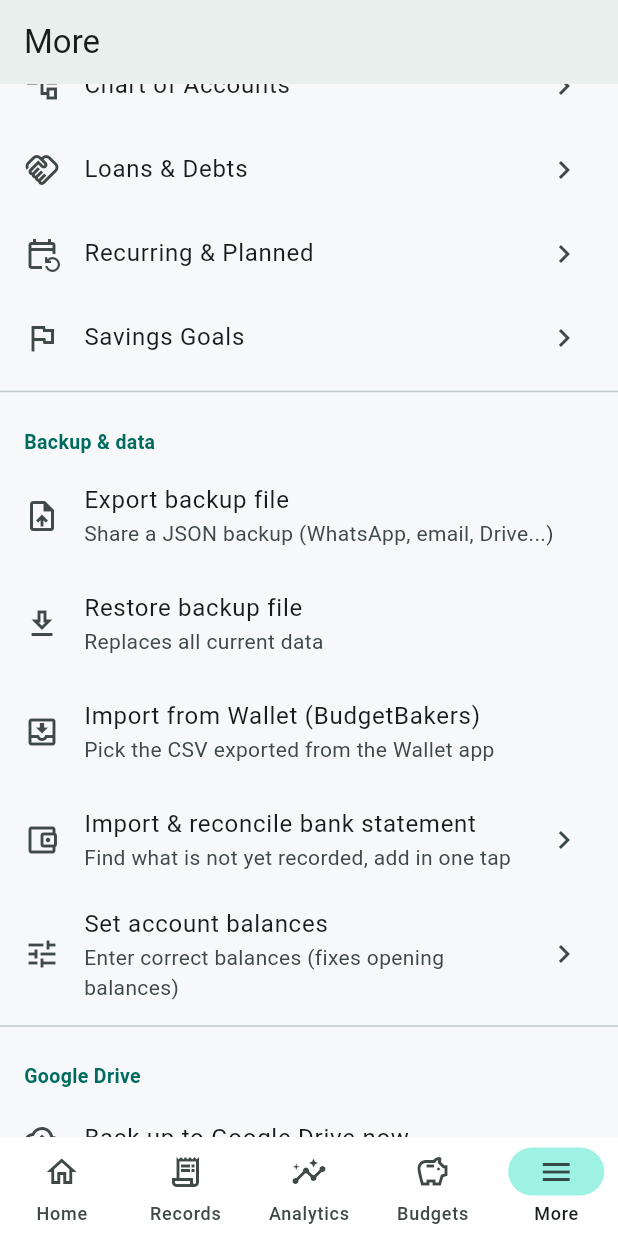
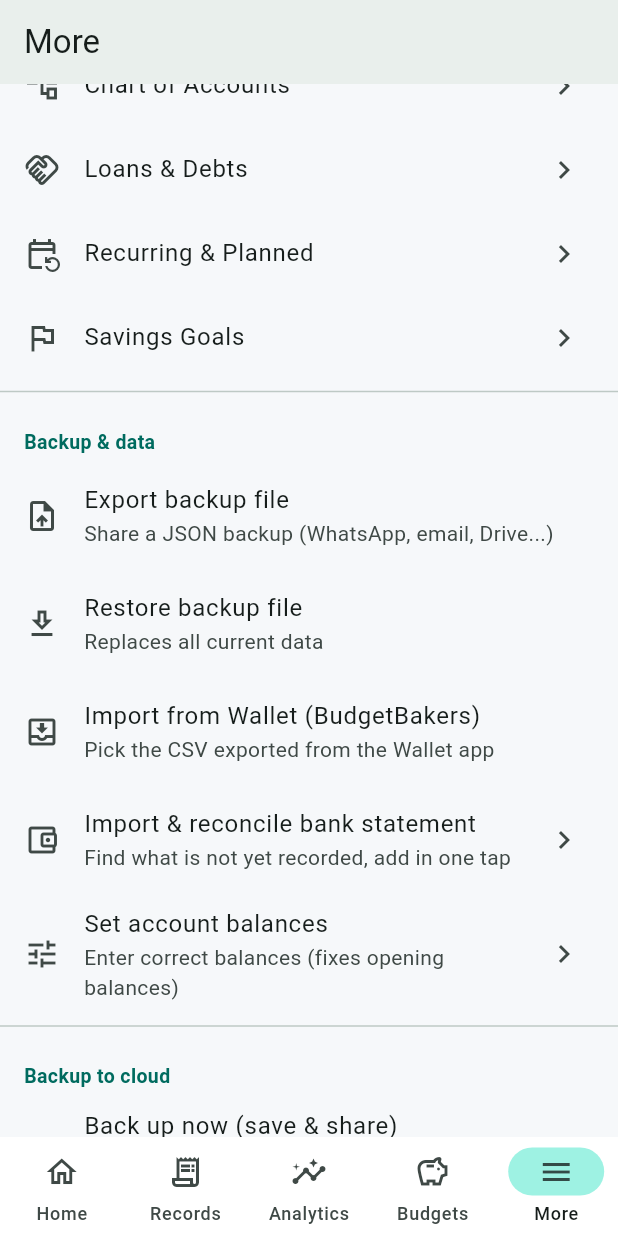
Before and after one commit to huzaifa25081989/wallet-pro, a Flutter app: the screen it shows after launch, item 5 of the bottom bar chosen, scrolled down 576 dp, after a tap on "Import from Wallet (BudgetBakers)", on a phone screen of 412 x 824 dp. Run offline on Flutter 3.47's test engine with Material 3 defaults, Android fonts, the phone set to English and light mode, and no system bars; our stand-ins replace csv, file_picker, fl_chart, flutter_colorpicker, google_sign_in, open_filex and 6 more; missing offline and left inert: cryptography, excel, extension_google_sign_in_as_googleapis_auth, googleapis; accounts and stored records are empty.

Commit message:
Fix: transfers never become income (unpaired legs -> suspense transfer), map Wallet labels on import; backups work without Google OAuth (silent local daily backup + auto local-and-share fallback)

```diff
--- a/lib/screens/more.dart
+++ b/lib/screens/more.dart
@@ -36,19 +36,38 @@ import 'recurring.dart';
 
 final _gsi = GoogleSignIn(scopes: [gd.DriveApi.driveAppdataScope]);
 
-/// Called on app start. Backs up to Drive once a day if enabled.
+/// Writes a JSON backup to a stable folder on the device. No sign-in needed.
+Future<String?> writeLocalBackup() async {
+  try {
+    final base = await getExternalStorageDirectory() ?? await getApplicationDocumentsDirectory();
+    final dir = Directory('${base.path}/WalletProBackups');
+    if (!await dir.exists()) await dir.create(recursive: true);
+    final stamp = DateTime.now().toIso8601String().substring(0, 10);
+    final f = File('${dir.path}/wallet_pro_backup_$stamp.json');
+    await f.writeAsString(jsonEncode(await DB.dump()), flush: true);
+    // keep only the latest 10 dated backups
+    final files = dir.listSync().whereType<File>().where((e) => e.path.endsWith('.json')).toList()
+      ..sort((a, b) => b.path.compareTo(a.path));
+    for (final old in files.skip(10)) {
+      try { old.deleteSync(); } catch (_) {}
+    }
+    return f.path;
+  } catch (_) {
+    return null;
+  }
+}
+
+/// Called on app start. Saves a local backup once a day if enabled. Never errors.
 Future<void> tryAutoBackup() async {
   try {
     final prefs = await SharedPreferences.getInstance();
     if (!(prefs.getBool('autoBackup') ?? false)) return;
     final last = prefs.getInt('lastBackup') ?? 0;
     if (DateTime.now().millisecondsSinceEpoch - last < 20 * 3600 * 1000) return;
-    final acct = await _gsi.signInSilently();
-    if (acct == null) return;
-    final client = await _gsi.authenticatedClient();
-    if (client == null) return;
-    await _upload(gd.DriveApi(client));
-    await prefs.setInt('lastBackup', DateTime.now().millisecondsSinceEpoch);
+    final path = await writeLocalBackup();
+    if (path != null) {
+      await prefs.setInt('lastBackup', DateTime.now().millisecondsSinceEpoch);
+    }
   } catch (_) {
     // Silent: auto-backup must never crash the app.
   }
@@ -201,6 +220,7 @@ class _MoreScreenState extends State<MoreScreen> {
       final iNote = idx(['note', 'payee', 'description', 'label']);
       final iType = idx(['type']);
       final iTransfer = idx(['transfer']); // some exports have a transfer flag/partner
+      final iLabels = idx(['labels']);
       if (iAmt < 0) {
         if (mounted) snack(context, 'No "amount" column found \u2014 is this a Wallet CSV export?');
         return;
@@ -244,6 +264,7 @@ class _MoreScreenState extends State<MoreScreen> {
             'cat': catText.isNotEmpty ? catText : (type == 'income' ? 'Other Income' : 'Other Expense'),
             'date': date,
             'note': note,
+            'labels': cell(r, iLabels),
           });
         }
       }
@@ -266,6 +287,7 @@ class _MoreScreenState extends State<MoreScreen> {
           'categoryId': categoryId,
           'date': m['date'],
           'note': m['note'],
+          'labels': m['labels'],
         });
         n++;
       }
@@ -315,32 +337,32 @@ class _MoreScreenState extends State<MoreScreen> {
           });
           n++;
         } else {
-          // unpaired outgoing -> expense fallback
+          // unpaired outgoing -> transfer to suspense account (NEVER expense/income)
           final accountId = await DB.accountByName(o['acc'] as String);
-          final categoryId = await DB.catByName('Other Expense', 'expense');
+          final clearingId = await DB.accountByName('Transfers (other side)');
           await d.insert('txns', {
-            'type': 'expense',
+            'type': 'transfer',
             'amount': amt,
             'accountId': accountId,
-            'toAccountId': null,
-            'categoryId': categoryId,
+            'toAccountId': clearingId,
+            'categoryId': null,
             'date': o['date'],
             'note': o['note'],
           });
           n++;
         }
       }
-      // any unpaired incoming -> income fallback
+      // any unpaired incoming -> transfer FROM suspense account (NEVER income)
       for (int k = 0; k < ins.length; k++) {
         if (usedIn.contains(k)) continue;
         final accountId = await DB.accountByName(ins[k]['acc'] as String);
-        final categoryId = await DB.catByName('Other Income', 'income');
+        final clearingId = await DB.accountByName('Transfers (other side)');
         await d.insert('txns', {
-          'type': 'income',
+          'type': 'transfer',
           'amount': (ins[k]['amt'] as double).abs(),
-          'accountId': accountId,
-          'toAccountId': null,
-          'categoryId': categoryId,
+          'accountId': clearingId,
+          'toAccountId': accountId,
+          'categoryId': null,
           'date': ins[k]['date'],
           'note': ins[k]['note'],
         });
@@ -359,7 +381,8 @@ class _MoreScreenState extends State<MoreScreen> {
     try {
       final api = await _driveApi();
       if (api == null) {
-        if (mounted) snack(context, 'Google sign-in cancelled');
+        // sign-in unavailable -> just save locally + share, no error
+        await _localBackupAndShare();
         return;
       }
       await _upload(api);
@@ -367,7 +390,22 @@ class _MoreScreenState extends State<MoreScreen> {
       await prefs.setInt('lastBackup', DateTime.now().millisecondsSinceEpoch);
       if (mounted) snack(context, 'Backed up to Google Drive \u2714');
     } catch (e) {
-      if (mounted) _showDriveError('backup', e.toString());
+      // Auto-resolve: Drive not set up -> save a local backup and open share sheet.
+      await _localBackupAndShare();
+    }
+  }
+
+  Future<void> _localBackupAndShare() async {
+    final path = await writeLocalBackup();
+    if (path != null) {
+      if (mounted) {
+        snack(context, 'Saved a backup on your phone & opened sharing (Drive sign-in not set up)');
+      }
+      try {
+        await Share.shareXFiles([XFile(path)], text: 'Wallet Pro backup');
+      } catch (_) {}
+    } else if (mounted) {
+      snack(context, 'Could not write backup file');
     }
   }
 
@@ -436,8 +474,13 @@ class _MoreScreenState extends State<MoreScreen> {
     await prefs.setBool('autoBackup', v);
     setState(() => autoBackup = v);
     if (v) {
-      snack(context, 'Auto backup enabled \u2014 backs up to Drive once a day on app open');
-      _run(_driveBackup);
+      final path = await writeLocalBackup();
+      await prefs.setInt('lastBackup', DateTime.now().millisecondsSinceEpoch);
+      if (mounted) {
+        snack(context, path != null
+            ? 'Auto backup on \u2014 saves a backup file on your phone daily'
+            : 'Auto backup on');
+      }
     }
   }
 
@@ -563,10 +606,17 @@ class _MoreScreenState extends State<MoreScreen> {
                 context, MaterialPageRoute(builder: (_) => const SetBalancesScreen())),
           ),
           const Divider(),
-          const _Header('Google Drive'),
+          const _Header('Backup to cloud'),
+          ListTile(
+            leading: const Icon(Icons.backup_outlined),
+            title: const Text('Back up now (save & share)'),
+            subtitle: const Text('Saves a file on your phone, then lets you send it anywhere'),
+            onTap: busy ? null : () => _run(_localBackupAndShare),
+          ),
           ListTile(
             leading: const Icon(Icons.cloud_upload_outlined),
-            title: const Text('Back up to Google Drive now'),
+            title: const Text('Back up to Google Drive (optional)'),
+            subtitle: const Text('Needs one-time Drive setup; falls back to file if not set up'),
             onTap: busy ? null : () => _run(_driveBackup),
           ),
           ListTile(
@@ -577,14 +627,14 @@ class _MoreScreenState extends State<MoreScreen> {
           SwitchListTile(
             secondary: const Icon(Icons.schedule_outlined),
             title: const Text('Auto backup daily'),
-            subtitle: const Text('Backs up to Drive when you open the app'),
+            subtitle: const Text('Saves a backup file on your phone once a day (no sign-in needed)'),
             value: autoBackup,
             onChanged: _toggleAuto,
           ),
           ListTile(
             leading: const Icon(Icons.help_outline),
             title: const Text('Google Drive setup help'),
-            subtitle: const Text('Fix sign-in / backup errors'),
+            subtitle: const Text('Only if you want automatic Drive sync'),
             trailing: const Icon(Icons.chevron_right),
             onTap: () => Navigator.push(
                 context, MaterialPageRoute(builder: (_) => const DriveHelpScreen())),
```
